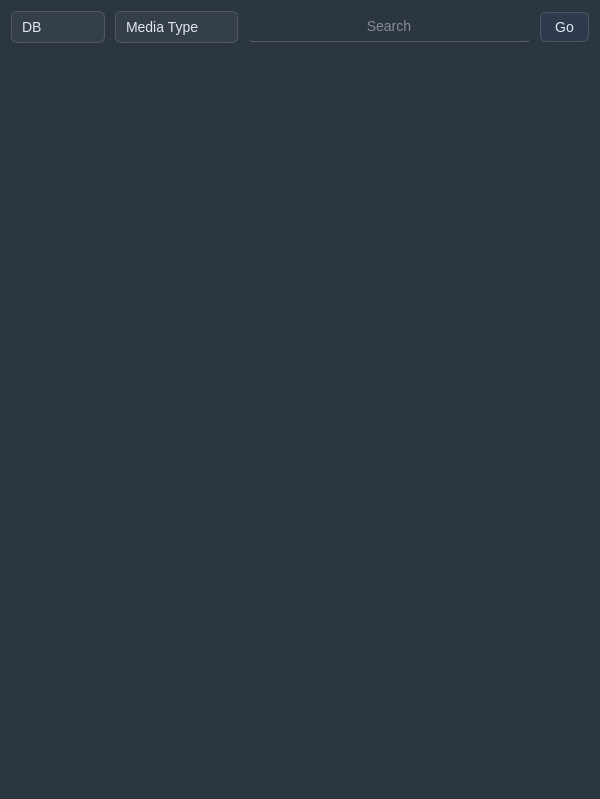
a8392280-web/libirary_GUI, file resources/ui/add_ui.ui: the form before one commit.
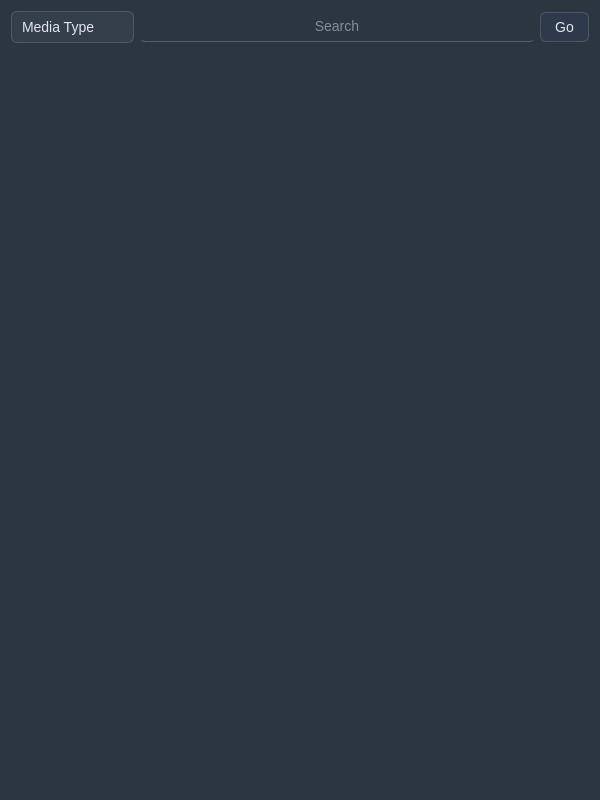
The form after the commit. Icons and pictures are not drawn.

```diff
--- a/resources/ui/add_ui.ui
+++ b/resources/ui/add_ui.ui
@@ -7,7 +7,7 @@
     <x>0</x>
     <y>0</y>
     <width>600</width>
-    <height>799</height>
+    <height>800</height>
    </rect>
   </property>
   <property name="minimumSize">
@@ -131,42 +131,75 @@
 QDialog QLabel {
     color: white;
     border: none;
-}</string>
+}
+
+
+QScrollBar:vertical {
+    border: none;
+    background: transparent;
+    width: 8px;
+    margin: 0px;
+}
+
+QScrollBar::handle:vertical {
+    background: rgba(255, 255, 255, 0.2);
+    min-height: 30px;
+    border-radius: 4px;
+}
+
+QScrollBar::handle:vertical:hover {
+    background: rgba(255, 255, 255, 0.3);
+}
+
+QScrollBar::handle:vertical:pressed {
+    background: rgba(255, 255, 255, 0.4);
+}
+
+QScrollBar::add-line:vertical,
+QScrollBar::sub-line:vertical,
+QScrollBar::add-page:vertical,
+QScrollBar::sub-page:vertical {
+    background: none;
+    height: 0px;
+}
+
+/* Horizontal */
+QScrollBar:horizontal {
+    border: none;
+    background: transparent;
+    height: 8px;
+    margin: 0px;
+}
+
+QScrollBar::handle:horizontal {
+    background: rgba(255, 255, 255, 0.2);
+    min-width: 30px;
+    border-radius: 4px;
+}
+
+QScrollBar::handle:horizontal:hover {
+    background: rgba(255, 255, 255, 0.3);
+}
+
+QScrollBar::handle:horizontal:pressed {
+    background: rgba(255, 255, 255, 0.4);
+}
+
+QScrollBar::add-line:horizontal,
+QScrollBar::sub-line:horizontal,
+QScrollBar::add-page:horizontal,
+QScrollBar::sub-page:horizontal {
+    background: none;
+    width: 0px;
+}
+
+QListView{border:none}</string>
   </property>
   <layout class="QGridLayout" name="gridLayout">
    <item row="0" column="0">
     <layout class="QVBoxLayout" name="verticalLayout">
-     <property name="spacing">
-      <number>10</number>
-     </property>
      <item>
-      <layout class="QHBoxLayout" name="horizontalLayout" stretch="2,2,6,0">
-       <item>
-        <widget class="QComboBox" name="source">
-         <property name="sizePolicy">
-          <sizepolicy hsizetype="Preferred" vsizetype="Fixed">
-           <horstretch>0</horstretch>
-           <verstretch>0</verstretch>
-          </sizepolicy>
-         </property>
-         <property name="currentIndex">
-          <number>0</number>
-         </property>
-         <property name="placeholderText">
-          <string>Source</string>
-         </property>
-         <item>
-          <property name="text">
-           <string>DB</string>
-          </property>
-         </item>
-         <item>
-          <property name="text">
-           <string>API</string>
-          </property>
-         </item>
-        </widget>
-       </item>
+      <layout class="QHBoxLayout" name="horizontalLayout">
        <item>
         <widget class="QComboBox" name="search_media_type">
          <property name="placeholderText">
```
Left out of the diff: 42 changed lines with no effect on the pictures.
